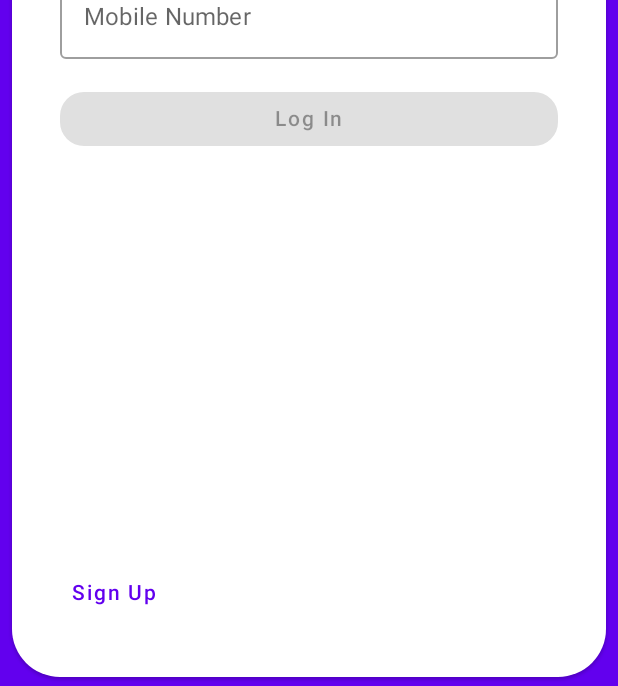
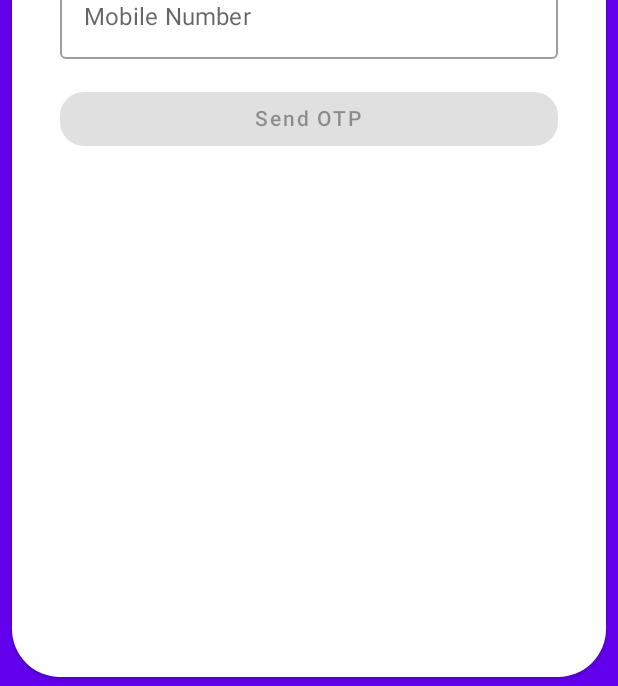
Before and after one commit to clmnin/setu-free-your-data, an Android app built with Jetpack Compose: the MobileNumberScreen screen opened through its navigation route, on a phone screen of 412 x 824 dp. Shown: the part 547-1233 px from the top of the screen. Run offline under Robolectric (Android 15) with nearby library versions, the phone set to English and light mode, and no system bars; our stand-ins replace Dagger/Hilt's generated code.

Commit message:
feat app mobile and otp screen

```diff
--- a/easyLedger/app/src/main/java/software/sauce/easyledger/presentation/MainActivity.kt
+++ b/easyLedger/app/src/main/java/software/sauce/easyledger/presentation/MainActivity.kt
@@ -18,7 +18,7 @@ import software.sauce.easyledger.presentation.theme.EasyLedgerTheme
 import software.sauce.easyledger.presentation.ui.anumati.AnumatiViewModel
 import software.sauce.easyledger.presentation.ui.anumati.AnumatiWebView
 import software.sauce.easyledger.presentation.ui.home.HomeScreen
-import software.sauce.easyledger.presentation.ui.sign_in.SignInScreen
+import software.sauce.easyledger.presentation.ui.sign_in.MobileNumberScreen
 import software.sauce.easyledger.presentation.utils.ConnectivityManager
 import javax.inject.Inject
 
@@ -48,8 +48,33 @@ class MainActivity : ComponentActivity() {
                 val navController = rememberNavController()
                 NavHost(navController = navController, startDestination = Screen.SignIn.route) {
                     composable(route = Screen.SignIn.route) { navBackStackEntry ->
-                        SignInScreen(
+                        MobileNumberScreen(
                             onNavigateToRecipeDetailScreen = navController::navigate,
+                            nextScreen = { path ->
+                                if (path != "9999999999") {
+                                    null
+                                } else {
+                                    Screen.ValidateOTP.route + "/$path"
+                                }
+                            }
+                        )
+                    }
+                    composable(
+                        route = Screen.ValidateOTP.route + "/{phone}",
+                        arguments = listOf(navArgument("phone") { type = NavType.StringType }),
+                    ) { navBackStackEntry ->
+                        MobileNumberScreen(
+                            onNavigateToRecipeDetailScreen = navController::navigate,
+                            textFieldText = "Enter OTP send to ${navBackStackEntry.arguments?.getString("phone") ?: ""}",
+                            buttonText = "Submit OTP",
+                            textFieldLength = 6,
+                            nextScreen = { otp ->
+                                if (otp != "123456") {
+                                    null
+                                } else {
+                                    Screen.Home.route
+                                }
+                            }
                         )
                     }
                     composable(route = Screen.Home.route) { navBackStackEntry ->
--- a/easyLedger/app/src/main/java/software/sauce/easyledger/presentation/navigation/Screen.kt
+++ b/easyLedger/app/src/main/java/software/sauce/easyledger/presentation/navigation/Screen.kt
@@ -4,6 +4,9 @@ sealed class Screen(
     val route: String,
 ){
     object SignIn: Screen("signIn")
+    object ValidateOTP: Screen("validateOtp")
     object Home: Screen("home")
+    object ConsentMobileNumber: Screen("consentMobileNumber")
     object Anumati: Screen("anumati")
+
 }
--- a/easyLedger/app/src/main/java/software/sauce/easyledger/presentation/ui/sign_in/SignInScreen.kt
+++ b/easyLedger/app/src/main/java/software/sauce/easyledger/presentation/ui/sign_in/MobileNumberScreen.kt
@@ -21,15 +21,21 @@ import software.sauce.easyledger.presentation.navigation.Screen
 import software.sauce.easyledger.presentation.theme.EasyLedgerTheme
 
 @Composable
-fun SignInScreen(
+fun MobileNumberScreen(
     onNavigateToRecipeDetailScreen: (String) -> Unit,
+    textFieldText: String = "Mobile Number",
+    textFieldLength: Int = 10,
+    buttonText: String = "Send OTP",
+    nextScreen: (String) -> String?,
 ) {
     var mobileNumber by remember {
         mutableStateOf("")
     }
     val isFormValid by derivedStateOf {
-        mobileNumber.isNotBlank() && mobileNumber.length == 10
+        mobileNumber.isNotBlank() && mobileNumber.length == textFieldLength
     }
+
+    val openDialog = remember { mutableStateOf(false) }
 
     EasyLedgerTheme() {
         Scaffold(backgroundColor = MaterialTheme.colors.primary) {
@@ -58,7 +64,7 @@ fun SignInScreen(
                                 modifier = Modifier.fillMaxWidth(),
                                 value = mobileNumber,
                                 onValueChange = { mobileNumber = it },
-                                label = { Text(text = "Mobile Number") },
+                                label = { Text(text = textFieldText) },
                                 singleLine = true,
                                 trailingIcon = {
                                     if (mobileNumber.isNotBlank())
@@ -71,26 +77,47 @@ fun SignInScreen(
                             Spacer(modifier = Modifier.height(16.dp))
                             Button(
                                 onClick = {
-                                    val route = Screen.Anumati.route + "/${mobileNumber}"
-                                    onNavigateToRecipeDetailScreen(route)
+                                    // TODO: Add dialog asking for confirmation (send OTP, cancel)
+                                    val route = nextScreen(mobileNumber)
+                                    if (route == null) {
+                                        openDialog.value = true
+                                    } else {
+                                        onNavigateToRecipeDetailScreen(route)
+                                    }
                                 },
                                 enabled = isFormValid,
                                 modifier = Modifier.fillMaxWidth(),
                                 shape = RoundedCornerShape(16.dp)
                             ) {
-                                Text(text = "Log In")
+                                Text(text = buttonText)
                             }
                             Spacer(modifier = Modifier.weight(1f))
-                            Row(
-                                modifier = Modifier.fillMaxWidth(),
-                                horizontalArrangement = Arrangement.SpaceBetween
-                            ) {
-                                TextButton(onClick = {}) {
-                                    Text(text = "Sign Up")
-                                }
+                        }
+                    }
+                }
+                if (openDialog.value) {
+                    AlertDialog(
+                        onDismissRequest = {
+                            // Dismiss the dialog when the user clicks outside the dialog or on the back
+                            // button. If you want to disable that functionality, simply use an empty
+                            // onCloseRequest.
+                            openDialog.value = false
+                        },
+                        title = {
+                            Text(text = "Invalid Input")
+                        },
+                        text = {
+                            Text("Please check the number you've typed and try again")
+                        },
+                        confirmButton = {
+                            Button(
+                                onClick = {
+                                    openDialog.value = false
+                                }) {
+                                Text("Ok")
                             }
                         }
-                    }
+                    )
                 }
             }
         }
--- /dev/null
+++ b/easyLedger/app/src/main/java/software/sauce/easyledger/presentation/ui/sign_in/NewUserScreen.kt
@@ -0,0 +1,4 @@
+package software.sauce.easyledger.presentation.ui.sign_in
+
+class NewUserScreen {
+}
```
